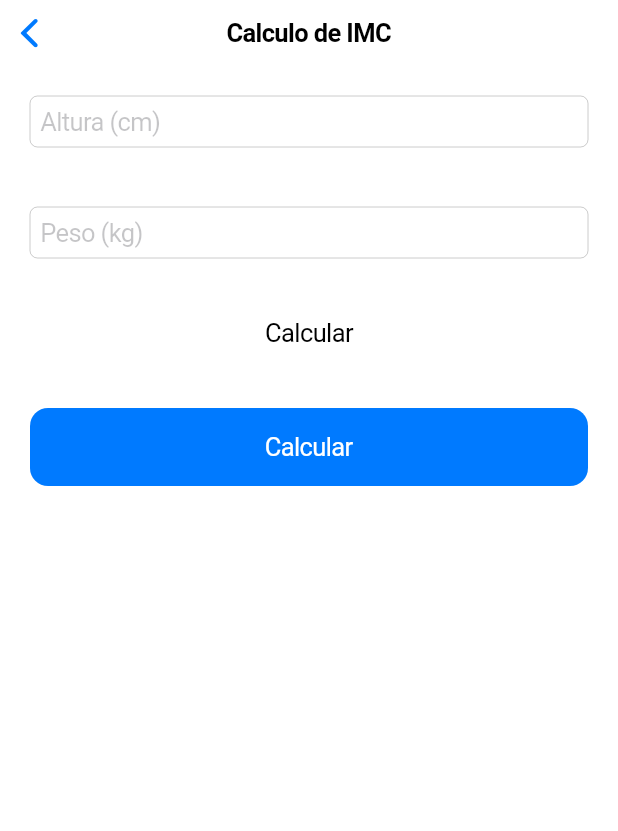
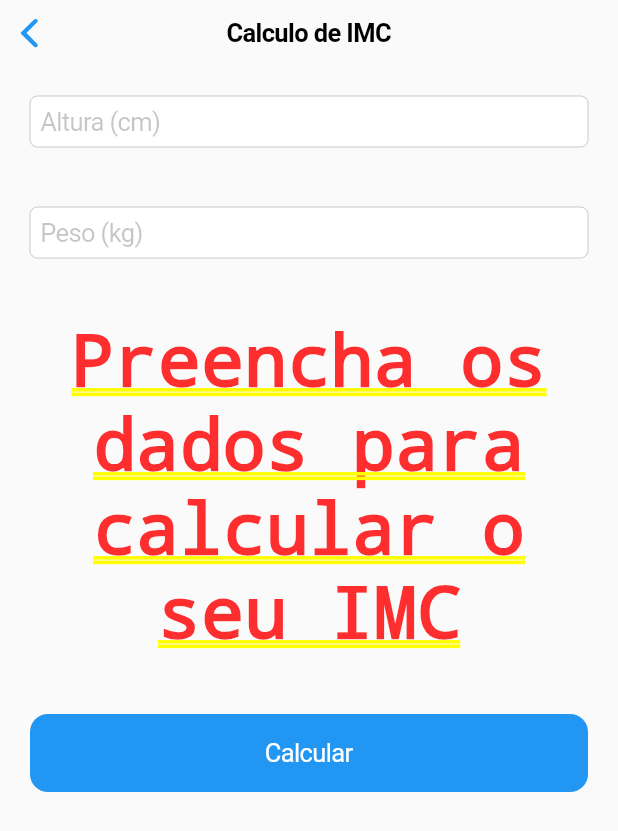
Before and after one commit to alexssantos/flutter-codes, a Flutter app: the HomePage screen opened directly, on a phone screen of 412 x 824 dp. Shown: the top 831 px of the screen. Run offline on Flutter 3.47's test engine with Material 2 defaults, Android fonts, the phone set to English and light mode, and no system bars; our stand-ins replace flutter_masked_text.

Commit message:
- ADD extern package - ADD BLOC arquitetura - Rodando o app conforme a plataforma.

```diff
--- /dev/null
+++ b/apps/imc/lib/blocs/imc.bloc.dart
@@ -0,0 +1,29 @@
+import 'package:flutter_masked_text/flutter_masked_text.dart';
+
+class ImcBloc {
+	var heightCtrl = new MaskedTextController(mask: '000');
+	var weightCtrl = new MaskedTextController(mask: '000');
+	var result = "Preencha os dados para calcular o seu IMC";
+
+
+	calculate(){
+		double weight = double.parse(weightCtrl.text);
+		double height = double.parse(heightCtrl.text) / 100;
+		double imc = weight / (height * height);
+
+		if (imc < 18.6) {
+			result = "Abaixo do peso";
+		} else if (imc >= 18.6 && imc <= 24.9){
+			result = "Peso ideal";
+		} else if (imc >= 24.9 && imc <= 29.9){
+			result = "Levemente acima do peso";
+		} else if (imc >= 29.9 && imc <= 34.9){
+			result = "Obesidade grau I";
+		} else if (imc >= 34.9 && imc <= 39.9){
+			result = "Obesidade grau II";
+		} else if (imc >= 40){
+			result = "Obesidade grau III";
+		}
+		result += " " + imc.toStringAsPrecision(2);
+	}
+}
--- a/apps/imc/lib/main.dart
+++ b/apps/imc/lib/main.dart
@@ -1,6 +1,8 @@
 import 'package:flutter/material.dart';
 import 'package:imc/ui/android/material-app.dart';
 import 'package:imc/ui/ios/cupertino-app.dart';
+import 'dart:io' show Platform;	//alias
 
-//void main() => runApp(MyMaterialApp());
-void main() => runApp(MyCupertinoApp());
+
+
+void main() => (Platform.isAndroid)	? runApp(MyMaterialApp()) : runApp(MyCupertinoApp());
--- a/apps/imc/lib/ui/ios/pages/home.page.dart
+++ b/apps/imc/lib/ui/ios/pages/home.page.dart
@@ -1,4 +1,5 @@
 import 'package:flutter/cupertino.dart';
+import 'package:imc/blocs/imc.bloc.dart';
 
 class HomePage extends StatefulWidget {
   @override
@@ -6,6 +7,8 @@ class HomePage extends StatefulWidget {
 }
 
 class _HomePageState extends State<HomePage> {
+	var bloc = new ImcBloc();
+
 	@override
   	Widget build(BuildContext context) {
 		return CupertinoPageScaffold(
@@ -20,6 +23,7 @@ class _HomePageState extends State<HomePage> {
 						padding: EdgeInsets.all(20),
 						child: CupertinoTextField(
 							placeholder: "Altura (cm)",
+							controller: bloc.heightCtrl,
 							keyboardType: TextInputType.number,
 						),
 					),
@@ -28,6 +32,7 @@ class _HomePageState extends State<HomePage> {
 						padding: EdgeInsets.all(20),
 						child: CupertinoTextField(
 							placeholder: "Peso (kg)",
+							controller: bloc.weightCtrl,
 							keyboardType: TextInputType.number,
 						),
 					),
@@ -35,16 +40,22 @@ class _HomePageState extends State<HomePage> {
 					Padding(
 						padding: EdgeInsets.all(20),
 						child: Text(
-							"Calcular",
+							bloc.result,
 							textAlign: TextAlign.center,
 						),
 					),
 
 					Padding(
 						padding: EdgeInsets.all(20),
+
 						child: CupertinoButton.filled(
 							child: Text("Calcular"),
-							onPressed: () {},
+
+							onPressed: () {
+								setState(() {
+								  bloc.calculate();
+								});
+							},
 						),
 					)
 
--- a/apps/imc/pubspec.yaml
+++ b/apps/imc/pubspec.yaml
@@ -23,6 +23,7 @@ dependencies:
   # The following adds the Cupertino Icons font to your application.
   # Use with the CupertinoIcons class for iOS style icons.
   cupertino_icons: ^0.1.2
+  flutter_masked_text: ^0.8.0
 
 dev_dependencies:
   flutter_test:
```
Also changed, not shown: apps/imc/lib/ui/android/pages/home.page.dart (+19 -5 lines), 2 other files.
